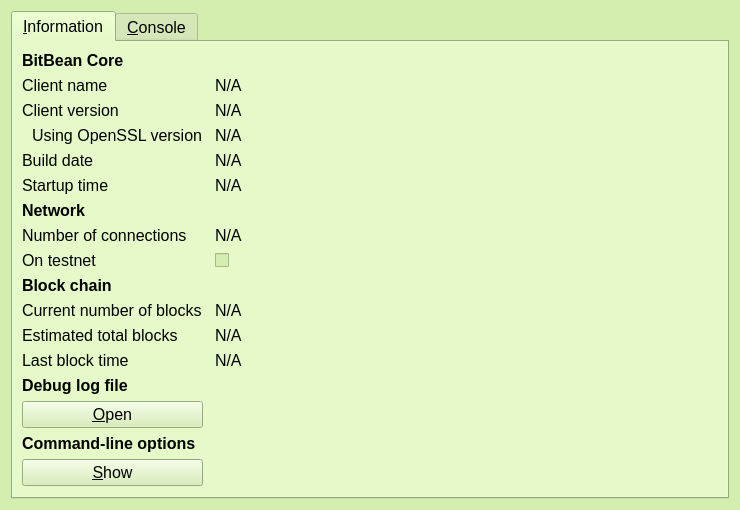
The window that src/qt/forms/rpcconsole.ui (nokat/bitbean) describes before a commit, drawn with Qt 5.
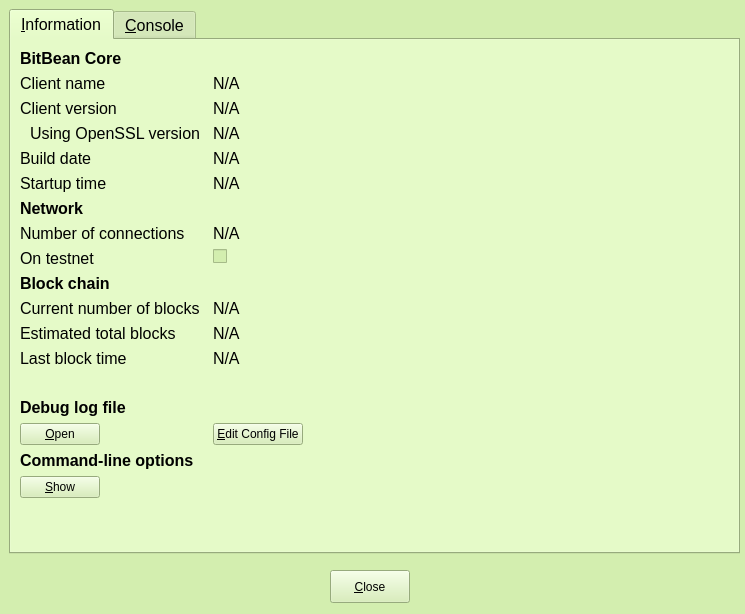
The same window after the commit. The open tabs and pages were chosen to show the change. Icons and pictures are not drawn.

Commit message: GUI fixes, enhancements, checkpoint update, DNS seeders, IRC removal, zerocoin removal, rpcconsole update, new theme, new icons, new images, new network stats

Diff of the .ui file:
```diff
--- a/src/qt/forms/rpcconsole.ui
+++ b/src/qt/forms/rpcconsole.ui
@@ -6,10 +6,16 @@
    <rect>
     <x>0</x>
     <y>0</y>
-    <width>740</width>
-    <height>450</height>
+    <width>745</width>
+    <height>614</height>
    </rect>
   </property>
+  <property name="sizePolicy">
+   <sizepolicy hsizetype="Fixed" vsizetype="Preferred">
+    <horstretch>0</horstretch>
+    <verstretch>0</verstretch>
+   </sizepolicy>
+  </property>
   <property name="palette">
    <palette>
     <active>
@@ -191,9 +197,21 @@
   <property name="windowTitle">
    <string>BitBean - Debug window</string>
   </property>
-  <layout class="QVBoxLayout" name="verticalLayout_2">
-   <item>
     <widget class="QTabWidget" name="tabWidget">
+   <property name="enabled">
+    <bool>true</bool>
+   </property>
+   <property name="geometry">
+    <rect>
+     <x>9</x>
+     <y>9</y>
+     <width>731</width>
+     <height>545</height>
+    </rect>
+   </property>
+   <property name="contextMenuPolicy">
+    <enum>Qt::DefaultContextMenu</enum>
+   </property>
      <property name="currentIndex">
       <number>1</number>
      </property>
@@ -201,7 +219,7 @@
       <attribute name="title">
        <string>&amp;Information</string>
       </attribute>
-      <layout class="QGridLayout" name="gridLayout" columnstretch="0,1">
+    <layout class="QFormLayout" name="formLayout">
        <property name="horizontalSpacing">
         <number>12</number>
        </property>
@@ -220,6 +238,12 @@
        </item>
        <item row="1" column="0">
         <widget class="QLabel" name="label_5">
+       <property name="sizePolicy">
+        <sizepolicy hsizetype="Fixed" vsizetype="Preferred">
+         <horstretch>0</horstretch>
+         <verstretch>0</verstretch>
+        </sizepolicy>
+       </property>
          <property name="text">
           <string>Client name</string>
          </property>
@@ -499,12 +523,57 @@
        </item>
        <item row="15" column="0">
         <widget class="QPushButton" name="openDebugLogfileButton">
+       <property name="sizePolicy">
+        <sizepolicy hsizetype="Fixed" vsizetype="Fixed">
+         <horstretch>0</horstretch>
+         <verstretch>0</verstretch>
+        </sizepolicy>
+       </property>
+       <property name="font">
+        <font>
+         <family>Sans Serif</family>
+         <pointsize>9</pointsize>
+        </font>
+       </property>
          <property name="toolTip">
           <string>Open the BitBean debug log file from the current data directory. This can take a few seconds for large log files.</string>
          </property>
          <property name="text">
           <string>&amp;Open</string>
          </property>
+       <property name="icon">
+        <iconset resource="../bitbean.qrc">
+         <normaloff>:/icons/overview</normaloff>:/icons/overview</iconset>
+       </property>
+       <property name="autoDefault">
+        <bool>false</bool>
+       </property>
+      </widget>
+     </item>
+     <item row="15" column="1">
+      <widget class="QPushButton" name="openConfigfileButton">
+       <property name="sizePolicy">
+        <sizepolicy hsizetype="Fixed" vsizetype="Fixed">
+         <horstretch>0</horstretch>
+         <verstretch>0</verstretch>
+        </sizepolicy>
+       </property>
+       <property name="font">
+        <font>
+         <family>Sans Serif</family>
+         <pointsize>9</pointsize>
+        </font>
+       </property>
+       <property name="toolTip">
+        <string>Open BitBean Configuration file from the current data directory</string>
+       </property>
+       <property name="text">
+        <string>&amp;Edit Config File</string>
+       </property>
+       <property name="icon">
+        <iconset resource="../bitbean.qrc">
+         <normaloff>:/icons/signmessage</normaloff>:/icons/signmessage</iconset>
+       </property>
          <property name="autoDefault">
           <bool>false</bool>
          </property>
@@ -525,6 +594,18 @@
        </item>
        <item row="17" column="0">
         <widget class="QPushButton" name="showCLOptionsButton">
+       <property name="sizePolicy">
+        <sizepolicy hsizetype="Fixed" vsizetype="Fixed">
+         <horstretch>0</horstretch>
+         <verstretch>0</verstretch>
+        </sizepolicy>
+       </property>
+       <property name="font">
+        <font>
+         <family>Sans Serif</family>
+         <pointsize>9</pointsize>
+        </font>
+       </property>
          <property name="toolTip">
           <string>Show the BitBean-Qt help message to get a list with possible BitBean command-line options.</string>
          </property>
@@ -624,8 +705,49 @@
       </layout>
      </widget>
     </widget>
-   </item>
-  </layout>
+  <widget class="QPushButton" name="closeButton">
+   <property name="enabled">
+    <bool>true</bool>
+   </property>
+   <property name="geometry">
+    <rect>
+     <x>330</x>
+     <y>570</y>
+     <width>80</width>
+     <height>33</height>
+    </rect>
+   </property>
+   <property name="sizePolicy">
+    <sizepolicy hsizetype="Fixed" vsizetype="Fixed">
+     <horstretch>0</horstretch>
+     <verstretch>0</verstretch>
+    </sizepolicy>
+   </property>
+   <property name="font">
+    <font>
+     <family>Sans Serif</family>
+     <pointsize>9</pointsize>
+    </font>
+   </property>
+   <property name="focusPolicy">
+    <enum>Qt::TabFocus</enum>
+   </property>
+   <property name="toolTip">
+    <string>Close window</string>
+   </property>
+   <property name="text">
+    <string>&amp;Close</string>
+   </property>
+   <property name="icon">
+    <iconset resource="../bitbean.qrc">
+     <normaloff>:/icons/quit</normaloff>:/icons/quit</iconset>
+   </property>
+   <property name="autoDefault">
+    <bool>false</bool>
+   </property>
+  </widget>
+  <zorder>closeButton</zorder>
+  <zorder>tabWidget</zorder>
  </widget>
  <resources>
   <include location="../bitbean.qrc"/>
```
Left out of the diff: 6 changed lines with no effect on the pictures. Lines whose indentation alone changed are shown as unchanged. The commit also changes 93 other files.
